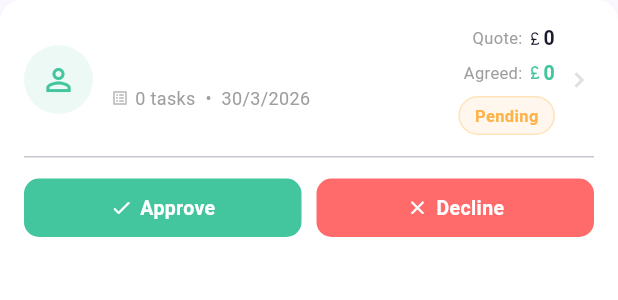
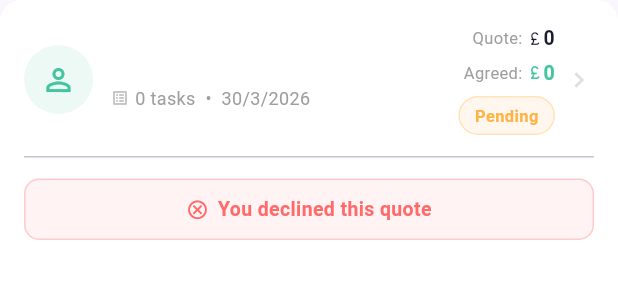
Before and after one commit to ImagineTask/buildervet-flutter, a Flutter app: the QuoteCard widget shown alone on an empty page, opened directly with empty values, on a phone screen of 412 x 824 dp. Shown: the top 300 px of the screen. Run offline on Flutter 3.47's test engine with Material 3 defaults, Android fonts, the phone set to English and light mode, and no system bars; our stand-ins replace cloud_firestore, firebase_auth, firebase_core, firebase_messaging, firebase_storage, flutter_local_notifications and 3 more; accounts and stored records are empty; Roboto replaces fonts that are missing (SF Pro Display).

Commit message:
update quote card

```diff
--- a/lib/features/home/actions/review_quotes/quote_card.dart
+++ b/lib/features/home/actions/review_quotes/quote_card.dart
@@ -190,8 +190,7 @@ class _QuoteCardState extends State<QuoteCard> {
                     color: const Color(0xFFFF6B6B).withValues(alpha: 0.08),
                     borderRadius: BorderRadius.circular(10),
                     border: Border.all(
-                        color:
-                            const Color(0xFFFF6B6B).withValues(alpha: 0.3)),
+                        color: const Color(0xFFFF6B6B).withValues(alpha: 0.3)),
                   ),
                   child: Row(
                     crossAxisAlignment: CrossAxisAlignment.start,
@@ -226,8 +225,7 @@ class _QuoteCardState extends State<QuoteCard> {
                     color: const Color(0xFFFFB347).withValues(alpha: 0.1),
                     borderRadius: BorderRadius.circular(10),
                     border: Border.all(
-                        color: const Color(0xFFFFB347)
-                            .withValues(alpha: 0.4)),
+                        color: const Color(0xFFFFB347).withValues(alpha: 0.4)),
                   ),
                   child: Column(
                     crossAxisAlignment: CrossAxisAlignment.start,
@@ -262,8 +260,7 @@ class _QuoteCardState extends State<QuoteCard> {
                               child: Text(
                                 quote.updateReason!,
                                 style: TextStyle(
-                                    fontSize: 12,
-                                    color: Colors.grey[600]),
+                                    fontSize: 12, color: Colors.grey[600]),
                               ),
                             ),
                           ],
@@ -320,7 +317,7 @@ class _QuoteCardState extends State<QuoteCard> {
                 _HomeownerActions(
                   tasks: tasks,
                   quote: quote,
-                  projectId: projectId, // ← pass projectId down
+                  projectId: projectId,
                 ),
             ],
           ),
@@ -338,7 +335,7 @@ class _QuoteCardState extends State<QuoteCard> {
 class _HomeownerActions extends StatefulWidget {
   final List<TaskItem> tasks;
   final ProjectQuote quote;
-  final String projectId; // ← new
+  final String projectId;
 
   const _HomeownerActions({
     required this.tasks,
@@ -366,7 +363,6 @@ class _HomeownerActionsState extends State<_HomeownerActions> {
       actorName = (userDoc.data()?['name'] as String?) ?? 'Homeowner';
     }
 
-    // Project-level history entry — total is sum across ALL tasks
     final projectHistoryEntry = <String, dynamic>{
       'type': status == 'accepted' ? 'approved' : 'declined',
       'material': widget.quote.totalMaterial,
@@ -378,7 +374,6 @@ class _HomeownerActionsState extends State<_HomeownerActions> {
         'note': declineMessage,
     };
 
-    // Task-level history entry (per task)
     final taskHistoryEntry = <String, dynamic>{
       'type': status == 'accepted' ? 'approved' : 'declined',
       'material': widget.quote.totalMaterial,
@@ -392,7 +387,6 @@ class _HomeownerActionsState extends State<_HomeownerActions> {
 
     final batch = FirebaseFirestore.instance.batch();
 
-    // ── Child tasks ───────────────────────────────────────────────────
     for (final task in widget.tasks) {
       if (!task.hasQuote) continue;
       final ref = FirebaseFirestore.instance
@@ -420,7 +414,6 @@ class _HomeownerActionsState extends State<_HomeownerActions> {
       batch.update(ref, fields);
     }
 
-    // ── Project doc: write approval/decline to project-level history ──
     final projectRef = FirebaseFirestore.instance
         .collection('tasks')
         .doc(widget.projectId);
@@ -487,13 +480,11 @@ class _HomeownerActionsState extends State<_HomeownerActions> {
                     TextStyle(color: Colors.grey[400], fontSize: 13),
                 border: OutlineInputBorder(
                   borderRadius: BorderRadius.circular(10),
-                  borderSide:
-                      BorderSide(color: Colors.grey.shade300),
+                  borderSide: BorderSide(color: Colors.grey.shade300),
                 ),
                 enabledBorder: OutlineInputBorder(
                   borderRadius: BorderRadius.circular(10),
-                  borderSide:
-                      BorderSide(color: Colors.grey.shade300),
+                  borderSide: BorderSide(color: Colors.grey.shade300),
                 ),
                 focusedBorder: OutlineInputBorder(
                   borderRadius: BorderRadius.circular(10),
@@ -523,6 +514,7 @@ class _HomeownerActionsState extends State<_HomeownerActions> {
         ],
       ),
     );
+
     if (confirmed != true) {
       messageController.dispose();
       return;
@@ -550,6 +542,49 @@ class _HomeownerActionsState extends State<_HomeownerActions> {
 
   @override
   Widget build(BuildContext context) {
+    // ── Quote already actioned — show status message only ──────────
+    if (widget.quote.status != 'pending') {
+      final isAccepted = widget.quote.status == 'accepted';
+      final color = isAccepted
+          ? const Color(0xFF43C59E)
+          : const Color(0xFFFF6B6B);
+
+      return Container(
+        width: double.infinity,
+        padding:
+            const EdgeInsets.symmetric(vertical: 10, horizontal: 12),
+        decoration: BoxDecoration(
+          color: color.withValues(alpha: 0.08),
+          borderRadius: BorderRadius.circular(10),
+          border: Border.all(color: color.withValues(alpha: 0.3)),
+        ),
+        child: Row(
+          mainAxisAlignment: MainAxisAlignment.center,
+          children: [
+            Icon(
+              isAccepted
+                  ? Icons.check_circle_outline
+                  : Icons.cancel_outlined,
+              size: 15,
+              color: color,
+            ),
+            const SizedBox(width: 6),
+            Text(
+              isAccepted
+                  ? 'You approved this quote'
+                  : 'You declined this quote',
+              style: TextStyle(
+                fontSize: 13,
+                fontWeight: FontWeight.w600,
+                color: color,
+              ),
+            ),
+          ],
+        ),
+      );
+    }
+
+    // ── Pending — show Approve + Decline ───────────────────────────
     return Row(
       children: [
         Expanded(
```
